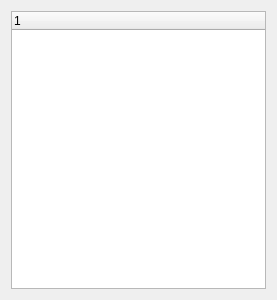
Qt form src/WhiskerToolbox/Feature_Tree_Widget/Feature_Tree_Widget.ui (paulmthompson/WhiskerToolbox) before a commit.
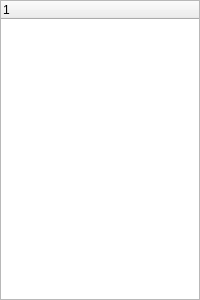
The same form after that commit.

Commit message: fixing layout of dataviewer side panel

```diff
--- a/src/WhiskerToolbox/Feature_Tree_Widget/Feature_Tree_Widget.ui
+++ b/src/WhiskerToolbox/Feature_Tree_Widget/Feature_Tree_Widget.ui
@@ -6,7 +6,7 @@
    <rect>
     <x>0</x>
     <y>0</y>
-    <width>277</width>
+    <width>200</width>
     <height>300</height>
    </rect>
   </property>
@@ -14,8 +14,23 @@
    <string>Form</string>
   </property>
   <layout class="QHBoxLayout" name="horizontalLayout">
+   <property name="leftMargin">
+    <number>0</number>
+   </property>
+   <property name="topMargin">
+    <number>0</number>
+   </property>
+   <property name="rightMargin">
+    <number>0</number>
+   </property>
+   <property name="bottomMargin">
+    <number>0</number>
+   </property>
    <item>
     <widget class="QTreeWidget" name="treeWidget">
+     <property name="horizontalScrollBarPolicy">
+      <enum>Qt::ScrollBarPolicy::ScrollBarAlwaysOff</enum>
+     </property>
      <column>
       <property name="text">
        <string notr="true">1</string>
```
The commit also changes 5 other files.
